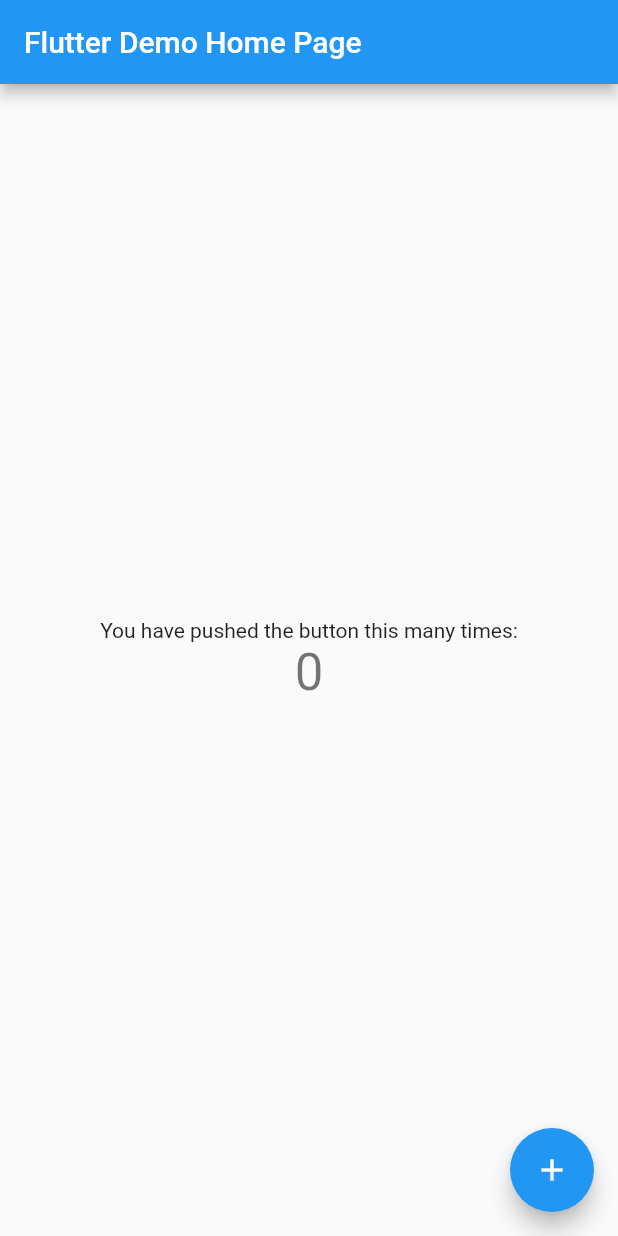
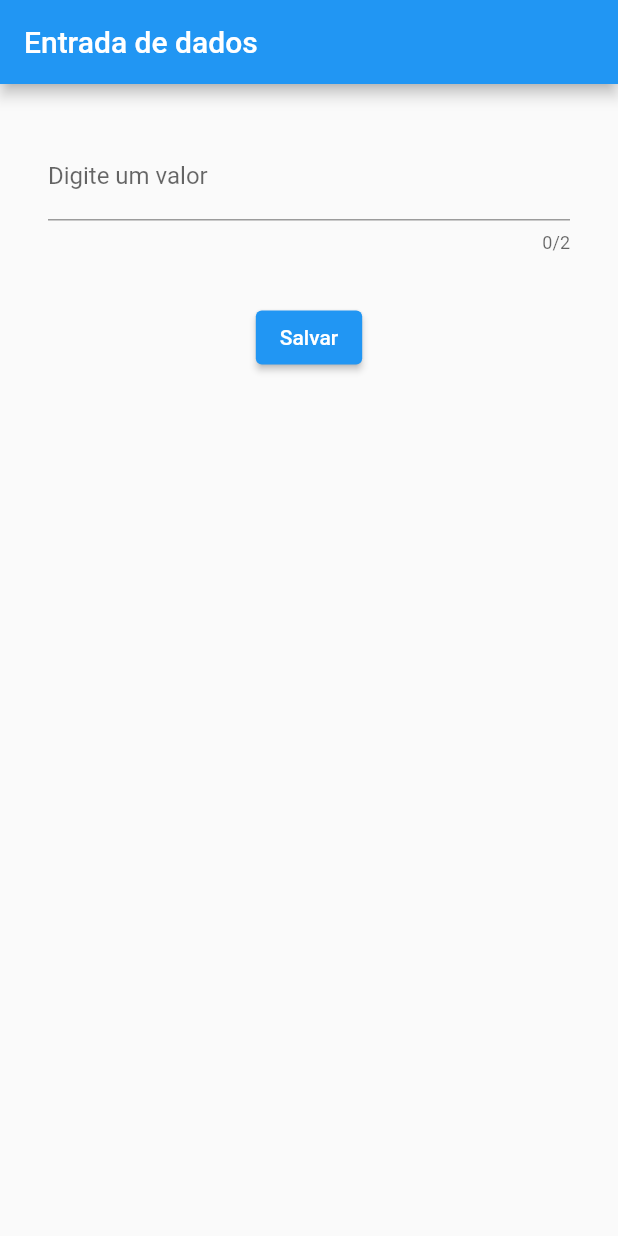
Before and after one commit to ThiagoPereira232/curso-flutter, a Flutter app: the screen it shows after launch, on a phone screen of 412 x 824 dp. Run offline on Flutter 3.47's test engine with Material 2 defaults, Android fonts, the light colour scheme and no system bars.

Commit message:
caixa de textos

```diff
--- /dev/null
+++ b/componentes_entrada_dados/lib/CaixaTexto.dart
@@ -0,0 +1,55 @@
+import 'package:flutter/material.dart';
+
+class CaixaTexto extends StatefulWidget {
+  const CaixaTexto({Key? key}) : super(key: key);
+
+  @override
+  State<CaixaTexto> createState() => _CaixaTextoState();
+}
+
+class _CaixaTextoState extends State<CaixaTexto> {
+
+  TextEditingController _textEditingController = TextEditingController();
+
+  @override
+  Widget build(BuildContext context) {
+    return Scaffold(
+      appBar: AppBar(
+        title: Text("Entrada de dados"),
+      ),
+      body: Column(
+        children: [
+          Padding(
+            padding: EdgeInsets.all(32),
+            child: TextField(
+              keyboardType: TextInputType.number,
+              decoration: InputDecoration(labelText: "Digite um valor"),
+              enabled: true,
+              maxLength: 2,
+              /*style: TextStyle(
+                fontSize: 25,
+                color: Colors.green,
+              ),*/
+              // obscureText: true,
+              /*
+              onChanged: (String e) {
+                print("Valor digitado: " + e);
+              },*/
+
+              onSubmitted: (String text){
+                print("Valor digitado: " + text);
+              },
+              controller: _textEditingController,
+            ),
+          ),
+          ElevatedButton(
+            child: Text("Salvar"),
+            onPressed: (){
+                print("Valor digitado: " + _textEditingController.text);
+            },
+          )
+        ],
+      ),
+    );
+  }
+}
--- a/componentes_entrada_dados/lib/main.dart
+++ b/componentes_entrada_dados/lib/main.dart
@@ -1,115 +1,8 @@
 import 'package:flutter/material.dart';
+import 'CaixaTexto.dart';
 
 void main() {
-  runApp(const MyApp());
+  runApp(MaterialApp(
+    home: CaixaTexto(),
+  ));
 }
-
-class MyApp extends StatelessWidget {
-  const MyApp({Key? key}) : super(key: key);
-
-  // This widget is the root of your application.
-  @override
-  Widget build(BuildContext context) {
-    return MaterialApp(
-      title: 'Flutter Demo',
-      theme: ThemeData(
-        // This is the theme of your application.
-        //
-        // Try running your application with "flutter run". You'll see the
-        // application has a blue toolbar. Then, without quitting the app, try
-        // changing the primarySwatch below to Colors.green and then invoke
-        // "hot reload" (press "r" in the console where you ran "flutter run",
-        // or simply save your changes to "hot reload" in a Flutter IDE).
-        // Notice that the counter didn't reset back to zero; the application
-        // is not restarted.
-        primarySwatch: Colors.blue,
-      ),
-      home: const MyHomePage(title: 'Flutter Demo Home Page'),
-    );
-  }
-}
-
-class MyHomePage extends StatefulWidget {
-  const MyHomePage({Key? key, required this.title}) : super(key: key);
-
-  // This widget is the home page of your application. It is stateful, meaning
-  // that it has a State object (defined below) that contains fields that affect
-  // how it looks.
-
-  // This class is the configuration for the state. It holds the values (in this
-  // case the title) provided by the parent (in this case the App widget) and
-  // used by the build method of the State. Fields in a Widget subclass are
-  // always marked "final".
-
-  final String title;
-
-  @override
-  State<MyHomePage> createState() => _MyHomePageState();
-}
-
-class _MyHomePageState extends State<MyHomePage> {
-  int _counter = 0;
-
-  void _incrementCounter() {
-    setState(() {
-      // This call to setState tells the Flutter framework that something has
-      // changed in this State, which causes it to rerun the build method below
-      // so that the display can reflect the updated values. If we changed
-      // _counter without calling setState(), then the build method would not be
-      // called again, and so nothing would appear to happen.
-      _counter++;
-    });
-  }
-
-  @override
-  Widget build(BuildContext context) {
-    // This method is rerun every time setState is called, for instance as done
-    // by the _incrementCounter method above.
-    //
-    // The Flutter framework has been optimized to make rerunning build methods
-    // fast, so that you can just rebuild anything that needs updating rather
-    // than having to individually change instances of widgets.
-    return Scaffold(
-      appBar: AppBar(
-        // Here we take the value from the MyHomePage object that was created by
-        // the App.build method, and use it to set our appbar title.
-        title: Text(widget.title),
-      ),
-      body: Center(
-        // Center is a layout widget. It takes a single child and positions it
-        // in the middle of the parent.
-        child: Column(
-          // Column is also a layout widget. It takes a list of children and
-          // arranges them vertically. By default, it sizes itself to fit its
-          // children horizontally, and tries to be as tall as its parent.
-          //
-          // Invoke "debug painting" (press "p" in the console, choose the
-          // "Toggle Debug Paint" action from the Flutter Inspector in Android
-          // Studio, or the "Toggle Debug Paint" command in Visual Studio Code)
-          // to see the wireframe for each widget.
-          //
-          // Column has various properties to control how it sizes itself and
-          // how it positions its children. Here we use mainAxisAlignment to
-          // center the children vertically; the main axis here is the vertical
-          // axis because Columns are vertical (the cross axis would be
-          // horizontal).
-          mainAxisAlignment: MainAxisAlignment.center,
-          children: <Widget>[
-            const Text(
-              'You have pushed the button this many times:',
-            ),
-            Text(
-              '$_counter',
-              style: Theme.of(context).textTheme.headline4,
-            ),
-          ],
-        ),
-      ),
-      floatingActionButton: FloatingActionButton(
-        onPressed: _incrementCounter,
-        tooltip: 'Increment',
-        child: const Icon(Icons.add),
-      ), // This trailing comma makes auto-formatting nicer for build methods.
-    );
-  }
-}
```
Also changed, not shown: 1 other file.
